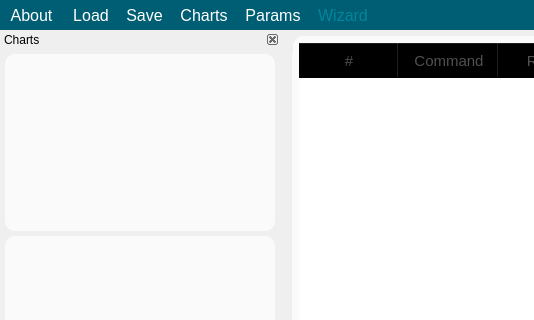
Above: apps/Lab-on-a-tip/protocolEditor.ui from bellonemauro/Labonatip2.0 before the change; both pictures show x 0 to 534 and y 0 to 320 of the 1375 by 803 pixel window. Below: the same form after it.
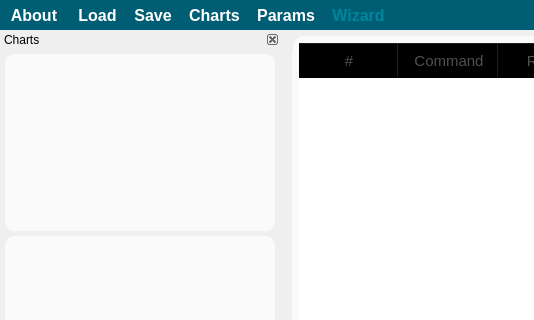
That is the form after the change. Icons and pictures are not drawn.

What changed in the file:
```diff
--- a/apps/Lab-on-a-tip/protocolEditor.ui
+++ b/apps/Lab-on-a-tip/protocolEditor.ui
@@ -24,21 +24,21 @@
 background-color:rgb(0, 94, 116);
 color:rgb(255,255,255);
 font-size: 16px;
-font-weigth: 900;
+font-weight: 900;
 }
 
 QToolButton:disabled {
 background-color:rgb(0, 94, 116);
 color:rgb(0,134,156);
 font-size: 16px;
-font-weigth: 900;
+font-weight: 900;
 }
 
 QToolBar {
 background-color:rgb(0, 94, 116);
 color:rgb(255,255,255);
 font-size: 16px;
-font-weigth: 900;
+font-weight: 900;
 border:0;
 }</string>
   </property>
```
Left out of the diff: 15 changed lines with no effect on the pictures.
